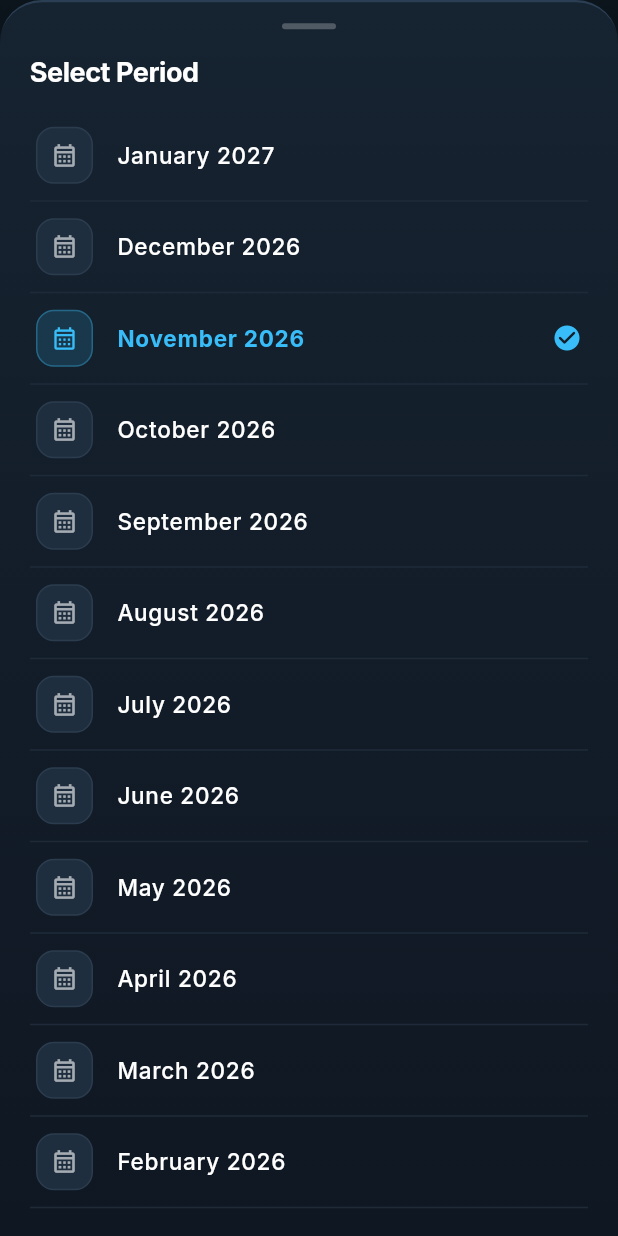
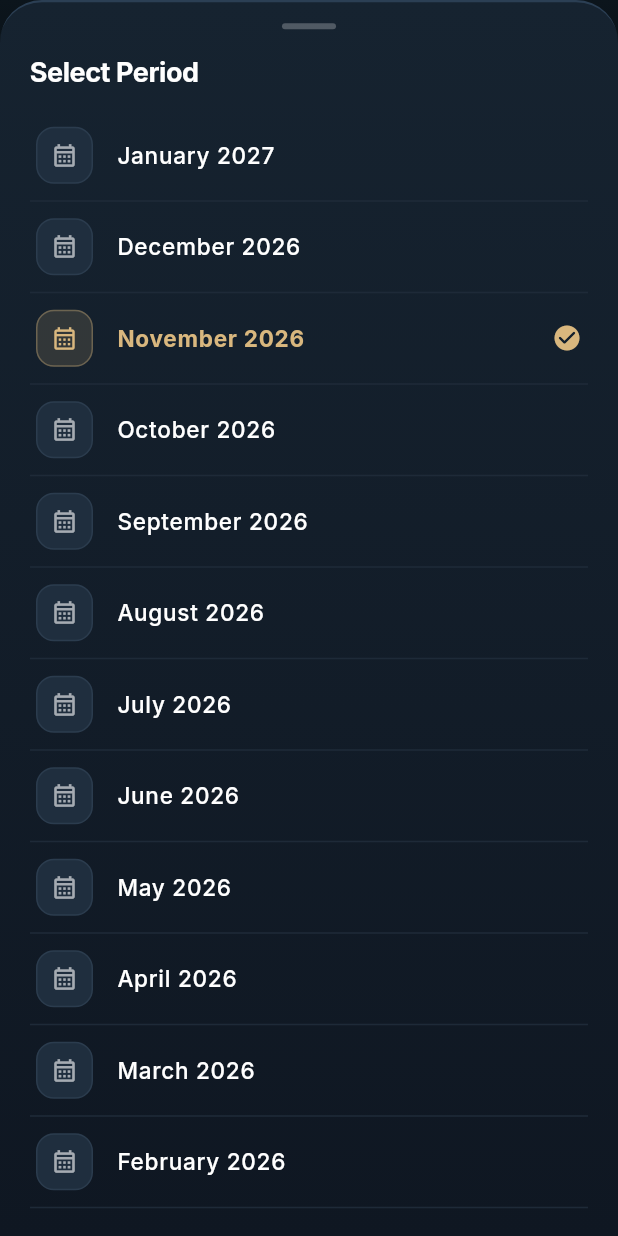
Before and after one commit to gopu29/flow_expense, a Flutter app: the screen it shows after launch, after a tap on "This month", on a phone screen of 412 x 824 dp. Run offline on Flutter 3.47's test engine with Material 3 defaults, Android fonts, the phone set to English and light mode, and no system bars; our stand-ins replace fl_chart, flutter_riverpod, google_fonts, shared_preferences, sqflite, sqflite_common_ffi_web; accounts and stored records are empty.

Commit message:
style(theme): replace cyan and indigo accent with champagne gold
Co-Authored-By: Claude Opus 5.5 <noreply@anthropic.com>

```diff
--- a/lib/core/theme/app_colors.dart
+++ b/lib/core/theme/app_colors.dart
@@ -42,16 +42,19 @@ class AppColors {
   static const Color warning = Color(0xFFF59E0B);  // Amber
 
   // Accents & Brand
-  static const Color primary = Color(0xFF6366F1);  // Electric Indigo
-  static const Color primaryLight = Color(0xFF818CF8);
-  static const Color accent = Color(0xFF6366F1);
-  static const Color accentHover = Color(0xFF818CF8);
-  static const Color accentCyan = Color(0xFF38BDF8);
+  // Champagne gold: selected states, highlights and primary actions.
+  static const Color primary = Color(0xFFD9B77E);
+  static const Color primaryLight = Color(0xFFEBD3A6);
+  static const Color accent = Color(0xFFD9B77E);
+  static const Color accentHover = Color(0xFFEBD3A6);
+  static const Color accentDeep = Color(0xFFA8834A);
+  // Kept for older call sites; now the same gold as [accent].
+  static const Color accentCyan = Color(0xFFD9B77E);
   static const Color accentPurple = Color(0xFFA855F7);
   static const Color accentPink = Color(0xFFEC4899);
 
   // Charts
-  static const Color chartBar = Color(0xFF6366F1);
+  static const Color chartBar = Color(0xFFD9B77E);
   static const Color chartOrange = Color(0xFFF59E0B);
 
   // Category Palette (for donut chart segments & category icons)
--- a/lib/core/widgets/month_selector_sheet.dart
+++ b/lib/core/widgets/month_selector_sheet.dart
@@ -105,18 +105,18 @@ class MonthSelectorSheet extends StatelessWidget {
                         height: 38,
                         decoration: BoxDecoration(
                           color: isSelected
-                              ? const Color(0xFF38BDF8).withValues(alpha: 0.15)
+                              ? const Color(0xFFD9B77E).withValues(alpha: 0.15)
                               : const Color(0xFF1F2E3E),
                           borderRadius: BorderRadius.circular(12),
                           border: Border.all(
                             color: isSelected
-                                ? const Color(0xFF38BDF8).withValues(alpha: 0.35)
+                                ? const Color(0xFFD9B77E).withValues(alpha: 0.35)
                                 : const Color(0xFF2B3C4E),
                           ),
                         ),
                         child: Icon(
                           Icons.calendar_month_outlined,
-                          color: isSelected ? const Color(0xFF38BDF8) : Colors.white60,
+                          color: isSelected ? const Color(0xFFD9B77E) : Colors.white60,
                           size: 18,
                         ),
                       ),
@@ -124,14 +124,14 @@ class MonthSelectorSheet extends StatelessWidget {
                         DateFormat('MMMM yyyy').format(m),
                         style: TextStyle(
                           color: isSelected
-                              ? const Color(0xFF38BDF8)
+                              ? const Color(0xFFD9B77E)
                               : Colors.white,
                           fontSize: 15,
                           fontWeight: isSelected ? FontWeight.w700 : FontWeight.w500,
                         ),
                       ),
                       trailing: isSelected
-                          ? const Icon(Icons.check_circle_rounded, color: Color(0xFF38BDF8), size: 20)
+                          ? const Icon(Icons.check_circle_rounded, color: Color(0xFFD9B77E), size: 20)
                           : isCurrent
                               ? Container(
                                   padding: const EdgeInsets.symmetric(horizontal: 10, vertical: 4),
--- a/lib/core/widgets/numpad_3d_key.dart
+++ b/lib/core/widgets/numpad_3d_key.dart
@@ -92,7 +92,7 @@ class _Numpad3DKeyState extends State<Numpad3DKey> {
             color: widget.isAction
                 ? const Color(0xFF2A3A4B)
                 : (_isPressed
-                    ? const Color(0xFF38BDF8).withValues(alpha: 0.45)
+                    ? const Color(0xFFD9B77E).withValues(alpha: 0.45)
                     : const Color(0xFF344A61)),
             width: 1.2,
           ),
--- a/lib/features/activity/screens/activity_screen.dart
+++ b/lib/features/activity/screens/activity_screen.dart
@@ -364,7 +364,7 @@ class _ActivityScreenState extends ConsumerState<ActivityScreen>
                         ),
                         focusedBorder: OutlineInputBorder(
                           borderRadius: BorderRadius.circular(14),
-                          borderSide: const BorderSide(color: Color(0xFF3B82F6)),
+                          borderSide: const BorderSide(color: Color(0xFFD9B77E)),
                         ),
                       ),
                     ),
--- a/lib/features/activity/widgets/daily_spend_bar_chart.dart
+++ b/lib/features/activity/widgets/daily_spend_bar_chart.dart
@@ -245,7 +245,7 @@ class _QuantoBarChartPainter extends CustomPainter {
       ..strokeCap = StrokeCap.round;
 
     final selectedBarPaint = Paint()
-      ..color = const Color(0xFF38BDF8)
+      ..color = const Color(0xFFD9B77E)
       ..strokeWidth = 5.0
       ..strokeCap = StrokeCap.round;
 
@@ -305,7 +305,7 @@ class _QuantoBarChartPainter extends CustomPainter {
       final textSpan = TextSpan(
         text: '$day',
         style: TextStyle(
-          color: selectedDay == day ? const Color(0xFF38BDF8) : const Color(0xFF5A6F82),
+          color: selectedDay == day ? const Color(0xFFD9B77E) : const Color(0xFF5A6F82),
           fontSize: 10,
           fontWeight: FontWeight.w500,
         ),
--- a/lib/features/analytics/widgets/calendar_heatmap.dart
+++ b/lib/features/analytics/widgets/calendar_heatmap.dart
@@ -325,7 +325,7 @@ class _CalendarHeatmapState extends ConsumerState<CalendarHeatmap> {
 
               if (hasActivity) {
                 // Vibrant Cyan/Blue Squircle matching IMG_6030.PNG
-                cellBg = const Color(0xFF0284C7);
+                cellBg = const Color(0xFFA8834A);
                 dayTextColor = const Color(0xFFE0F2FE);
 
                 if (isIncomeDay) {
@@ -380,7 +380,7 @@ class _CalendarHeatmapState extends ConsumerState<CalendarHeatmap> {
                     borderRadius: BorderRadius.circular(10),
                     border: Border.all(
                       color: isSelected
-                          ? const Color(0xFF38BDF8)
+                          ? const Color(0xFFD9B77E)
                           : Colors.transparent,
                       width: isSelected ? 1.5 : 0,
                     ),
--- a/lib/features/analytics/widgets/income_vs_expense_chart.dart
+++ b/lib/features/analytics/widgets/income_vs_expense_chart.dart
@@ -144,7 +144,7 @@ class IncomeVsExpenseChart extends StatelessWidget {
                           width: 10,
                           height: 10,
                           decoration: BoxDecoration(
-                            color: const Color(0xFF38BDF8),
+                            color: const Color(0xFFD9B77E),
                             borderRadius: BorderRadius.circular(3),
                           ),
                         ),
@@ -234,13 +234,13 @@ class IncomeVsExpenseChart extends StatelessWidget {
                                         _buildBarOrDash(
                                           height: expHeight,
                                           hasValue: data.expense > 0,
-                                          color: const Color(0xFF38BDF8),
+                                          color: const Color(0xFFD9B77E),
                                           gradient: const LinearGradient(
                                             begin: Alignment.topCenter,
                                             end: Alignment.bottomCenter,
                                             colors: [
-                                              Color(0xFF38BDF8),
-                                              Color(0xFF0284C7),
+                                              Color(0xFFD9B77E),
+                                              Color(0xFFA8834A),
                                             ],
                                           ),
                                         ),
--- a/lib/features/quick_input/widgets/currency_converter_sheet.dart
+++ b/lib/features/quick_input/widgets/currency_converter_sheet.dart
@@ -122,7 +122,7 @@ class _CurrencyConverterSheetState extends State<CurrencyConverterSheet> {
             FilledButton(
               onPressed: converted == null ? null : () => _apply(converted),
               style: FilledButton.styleFrom(
-                backgroundColor: const Color(0xFF0284C7),
+                backgroundColor: const Color(0xFFA8834A),
                 minimumSize: const Size.fromHeight(50),
                 shape: RoundedRectangleBorder(
                   borderRadius: BorderRadius.circular(16),
--- a/lib/features/quick_input/widgets/note_entry_sheet.dart
+++ b/lib/features/quick_input/widgets/note_entry_sheet.dart
@@ -75,7 +75,7 @@ class NoteEntrySheet extends StatelessWidget {
             onPressed: () => Navigator.of(context).pop(),
             tooltip: 'Done',
             style: IconButton.styleFrom(
-              backgroundColor: const Color(0xFF0284C7),
+              backgroundColor: const Color(0xFFA8834A),
               foregroundColor: Colors.white,
             ),
             icon: const Icon(Icons.check_rounded),
--- a/lib/features/voice_logging/screens/voice_logger_sheet.dart
+++ b/lib/features/voice_logging/screens/voice_logger_sheet.dart
@@ -378,18 +378,18 @@ class _VoiceLoggerSheetState extends ConsumerState<VoiceLoggerSheet> {
                   decoration: BoxDecoration(
                     gradient: const LinearGradient(
                       colors: [
-                        Color(0xFF0284C7),
+                        Color(0xFFA8834A),
                         Color(0xFF0369A1),
                       ],
                     ),
                     borderRadius: BorderRadius.circular(16),
                     border: Border.all(
-                      color: const Color(0xFF38BDF8).withValues(alpha: 0.4),
+                      color: const Color(0xFFD9B77E).withValues(alpha: 0.4),
                       width: 1,
                     ),
                     boxShadow: [
                       BoxShadow(
-                        color: const Color(0xFF0284C7).withValues(alpha: 0.35),
+                        color: const Color(0xFFA8834A).withValues(alpha: 0.35),
                         blurRadius: 14,
                         offset: const Offset(0, 4),
                       ),
```
Also changed, not shown: lib/features/accounts/screens/accounts_screen.dart (+10 -10 lines), lib/features/budget/screens/budget_screen.dart (+5 -5 lines).
